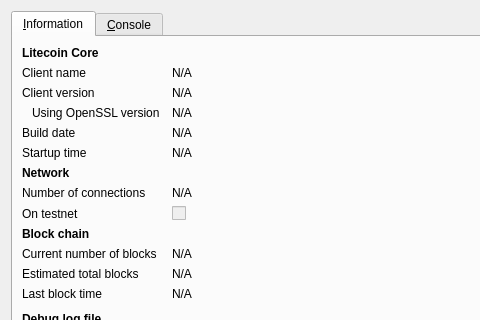
Qt form src/qt/forms/rpcconsole.ui (chriswolske/dcoin) before a commit; both pictures show x 0 to 480 and y 0 to 320 of the 740 by 450 pixel window.
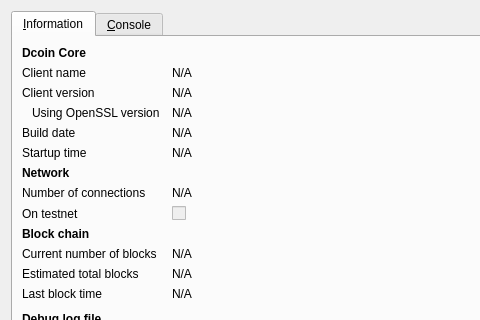
The same form after that commit. Icons and pictures are not drawn.

Commit message: almost forgot to change Litecoin to Dcoin; done.

```diff
--- a/src/qt/forms/rpcconsole.ui
+++ b/src/qt/forms/rpcconsole.ui
@@ -36,7 +36,7 @@
           </font>
          </property>
          <property name="text">
-          <string>Litecoin Core</string>
+          <string>Dcoin Core</string>
          </property>
         </widget>
        </item>
```
Left out of the diff: 6 changed lines with no effect on the pictures. The commit also changes 103 other files.
